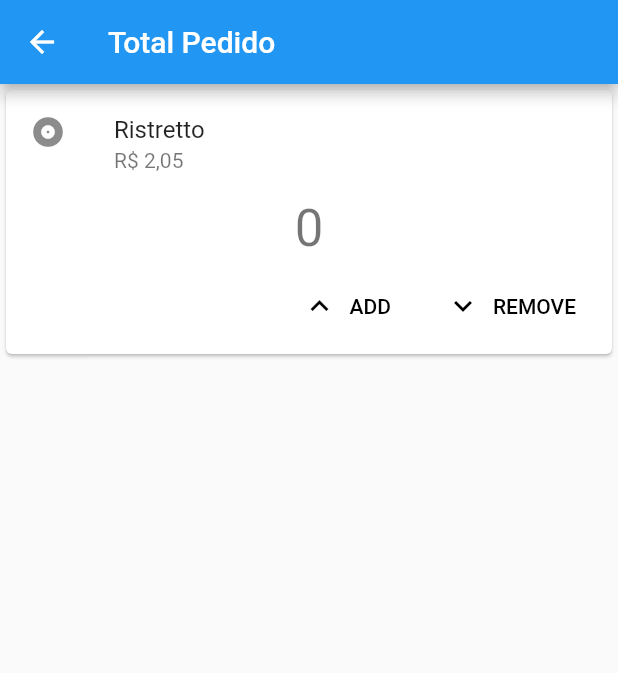
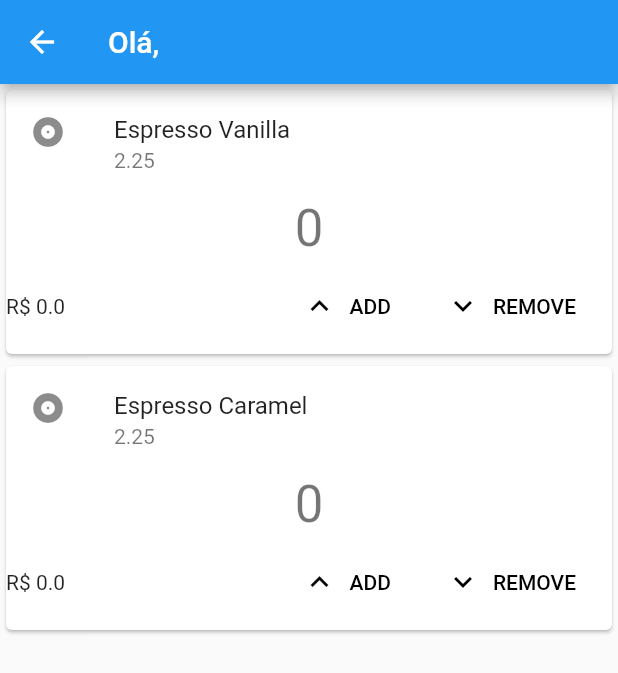
Before and after one commit to arthreis/coffee_order, a Flutter app: the MyHomePage screen opened directly, after a tap on "Avançar", on a phone screen of 412 x 824 dp. Shown: the top 673 px of the screen. Run offline on Flutter 3.47's test engine with Material 2 defaults, Android fonts, the phone set to English and light mode, and no system bars; our stand-ins replace shared_preferences; accounts and stored records are empty; statements that could not run were skipped.

Commit message:
Subtotal added. User name remembered.

```diff
--- a/lib/models/product.dart
+++ b/lib/models/product.dart
@@ -1,11 +1,11 @@
 import 'package:flutter/material.dart';
 
 class Product {
+  final String name;
+  final double price;
+
   Product({
     @required this.name,
-    @required this.value,
+    @required this.price
   });
-
-  final String name;
-  final double value;
 }
--- a/lib/models/user.dart
+++ b/lib/models/user.dart
@@ -1,9 +1,9 @@
 import 'package:flutter/material.dart';
 
 class User {
+  final String name;
+
   User({
     @required this.name,
   });
-
-  final String name;
 }
--- a/lib/screens/home.dart
+++ b/lib/screens/home.dart
@@ -1,5 +1,6 @@
-import 'package:coffee_order/screens/products.dart';
+import 'package:coffee_order/screens/products/products.dart';
 import 'package:flutter/material.dart';
+import 'package:shared_preferences/shared_preferences.dart';
 
 class MyHomePage extends StatefulWidget {
   MyHomePage({Key key, this.title}) : super(key: key);
@@ -11,7 +12,7 @@ class MyHomePage extends StatefulWidget {
 }
 
 class _MyHomePageState extends State<MyHomePage> {
-  final myController = TextEditingController();
+  final nameFieldController = TextEditingController();
 
   @override
   Widget build(BuildContext context) {
@@ -23,20 +24,22 @@ class _MyHomePageState extends State<MyHomePage> {
         child: Column(
           mainAxisAlignment: MainAxisAlignment.center,
           children: <Widget>[
-            TextFormField(
+            TextField(
+              controller: nameFieldController,
               decoration: InputDecoration(
                 border: OutlineInputBorder(),
                 labelText: 'Usuário',
-              ),
-            ),
+              ),            ),
             RaisedButton(
               child: Text(
                 'Avançar',
                 style: TextStyle(color: Colors.white),
               ),
               color: Colors.blue,
-              onPressed: () {
-                Navigator.push(context, MaterialPageRoute(builder: (context) => ProductsPage()));
+              onPressed: () async {
+                SharedPreferences preferences = await SharedPreferences.getInstance();
+                await preferences.setString('user', nameFieldController.text);
+                Navigator.pushReplacement(context, MaterialPageRoute(builder: (context) => ProductsPage(user: nameFieldController.text)));
               },
             )
           ],
@@ -44,4 +47,11 @@ class _MyHomePageState extends State<MyHomePage> {
       ),
     );
   }
+
+  @override
+  void dispose() {
+    // Clean up the controller when the Widget is disposed
+    nameFieldController.dispose();
+    super.dispose();
+  }
 }
--- a/lib/screens/products.dart
+++ /dev/null
@@ -1,69 +0,0 @@
-import 'package:flutter/material.dart';
-
-class ProductsPage extends StatefulWidget {
-  @override
-  ProductsPageState createState() {
-    return ProductsPageState();
-  }
-}
-
-class ProductsPageState extends State<ProductsPage> {
-  int _counter = 0;
-
-  @override
-  Widget build(BuildContext context) {
-    return Scaffold(
-        appBar: AppBar(
-          title: Text("Total Pedido"),
-        ),
-        body: ListView(children: <Widget>[
-          Card(
-            child: Column(
-              mainAxisSize: MainAxisSize.min,
-              children: <Widget>[
-                const ListTile(
-                  leading: Icon(Icons.album),
-                  title: Text('Ristretto'),
-                  subtitle: Text('R\$ 2,05'),
-                ),
-                Text(
-                  '$_counter',
-                  style: Theme.of(context).textTheme.display1,
-                ),
-                ButtonTheme.bar(
-                  // make buttons use the appropriate styles for cards
-                  child: ButtonBar(
-                    children: <Widget>[
-                      FlatButton.icon(
-                        onPressed: _addProduct,
-                        icon: Icon(Icons.expand_less),
-                        label: Text('ADD'),
-                      ),
-                      FlatButton.icon(
-                        onPressed: _removeProduct,
-                        icon: Icon(Icons.expand_more),
-                        label: Text('REMOVE'),
-                      ),
-                    ],
-                  ),
-                ),
-              ],
-            ),
-          ),
-        ]));
-  }
-
-  void _addProduct() {
-    setState(() {
-      _counter++;
-    });
-  }
-
-  void _removeProduct() {
-    setState(() {
-      if (_counter > 0) {
-        _counter--;
-      }
-    });
-  }
-}
--- /dev/null
+++ b/lib/screens/products/product_card.dart
@@ -0,0 +1,75 @@
+import 'package:coffee_order/models/product.dart';
+import 'package:flutter/material.dart';
+
+class ProductCard extends StatefulWidget {
+  final Product product;
+
+  ProductCard({@required this.product, Key key}) : super(key: key);
+
+  @override
+  State<StatefulWidget> createState() => ProductCardState();
+}
+
+class ProductCardState extends State<ProductCard> {
+  int _quantity = 0;
+  double _subtotal = 0;
+
+  @override
+  Widget build(context) {
+    return Card(
+      child: Column(
+        mainAxisSize: MainAxisSize.min,
+        children: <Widget>[
+          ListTile(
+            leading: Icon(Icons.album),
+            title: Text(widget.product.name),
+            subtitle: Text(widget.product.price.toString()),
+          ),
+          Text(
+            '$_quantity',
+            style: Theme.of(context).textTheme.display1,
+          ),
+          Row(
+            mainAxisAlignment: MainAxisAlignment.spaceBetween,
+            children: <Widget>[
+              Text('R\$ $_subtotal'),
+              ButtonTheme.bar(
+                // make buttons use the appropriate styles for cards
+                child: ButtonBar(
+                  children: <Widget>[
+                    FlatButton.icon(
+                      onPressed: _addProduct,
+                      icon: Icon(Icons.expand_less),
+                      label: Text('ADD'),
+                    ),
+                    FlatButton.icon(
+                      onPressed: _removeProduct,
+                      icon: Icon(Icons.expand_more),
+                      label: Text('REMOVE'),
+                    ),
+                  ],
+                ),
+              ),
+            ],
+          ),
+        ],
+      ),
+    );
+  }
+
+  void _addProduct() {
+    setState(() {
+      _quantity++;
+      _subtotal = _quantity * widget.product.price;
+    });
+  }
+
+  void _removeProduct() {
+    setState(() {
+      if (_quantity > 0) {
+        _quantity--;
+        _subtotal = _quantity * widget.product.price;
+      }
+    });
+  }
+}
--- /dev/null
+++ b/lib/screens/products/products.dart
@@ -0,0 +1,40 @@
+import 'package:coffee_order/models/product.dart';
+import 'package:coffee_order/screens/products/product_card.dart';
+import 'package:flutter/material.dart';
+
+class ProductsPage extends StatefulWidget {
+  final String user;
+
+  const ProductsPage({Key key, this.user}): super(key: key);
+
+  @override
+  ProductsPageState createState() {
+    return ProductsPageState();
+  }
+}
+
+class ProductsPageState extends State<ProductsPage> {
+  List<ProductCard> productCards = [];
+
+  @override
+  Widget build(BuildContext context) {
+    return Scaffold(
+        appBar: AppBar(
+          title: Text("Olá, ${widget.user}"),
+        ),
+        body: ListView(children: _gerarProdutos()));
+  }
+
+  List<Widget> _gerarProdutos() {
+    List<Product> products = [
+      Product(name: 'Espresso Vanilla', price: 2.25),
+      Product(name: 'Espresso Caramel', price: 2.25),
+    ];
+
+    for (Product product in products) {
+      productCards.add(ProductCard(product: product));
+    }
+
+    return productCards;
+  }
+}
--- a/pubspec.yaml
+++ b/pubspec.yaml
@@ -19,6 +19,9 @@ environment:
 dependencies:
   flutter:
     sdk: flutter
+  flutter_redux: ^0.5.3
+  redux: ^3.0.0
+  shared_preferences: ^0.4.2
 
   # The following adds the Cupertino Icons font to your application.
   # Use with the CupertinoIcons class for iOS style icons.
```
Also changed, not shown: lib/main.dart (+21 -3 lines), lib/screens/order.dart (deleted, +0 -69 lines), pubspec.lock.
